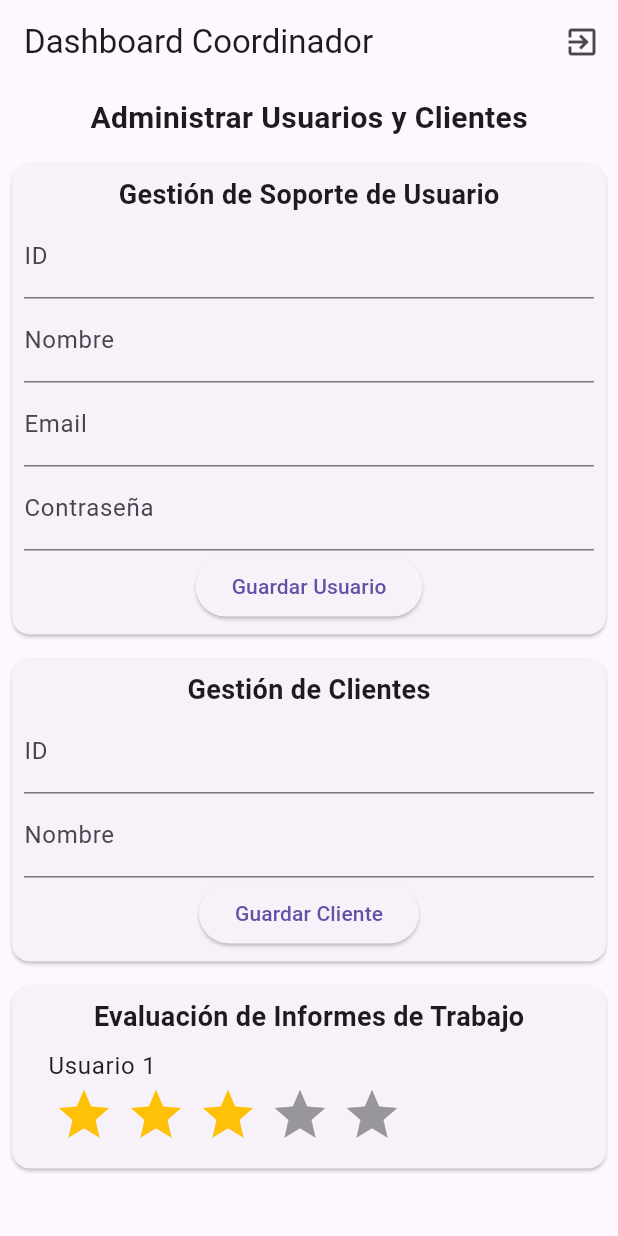
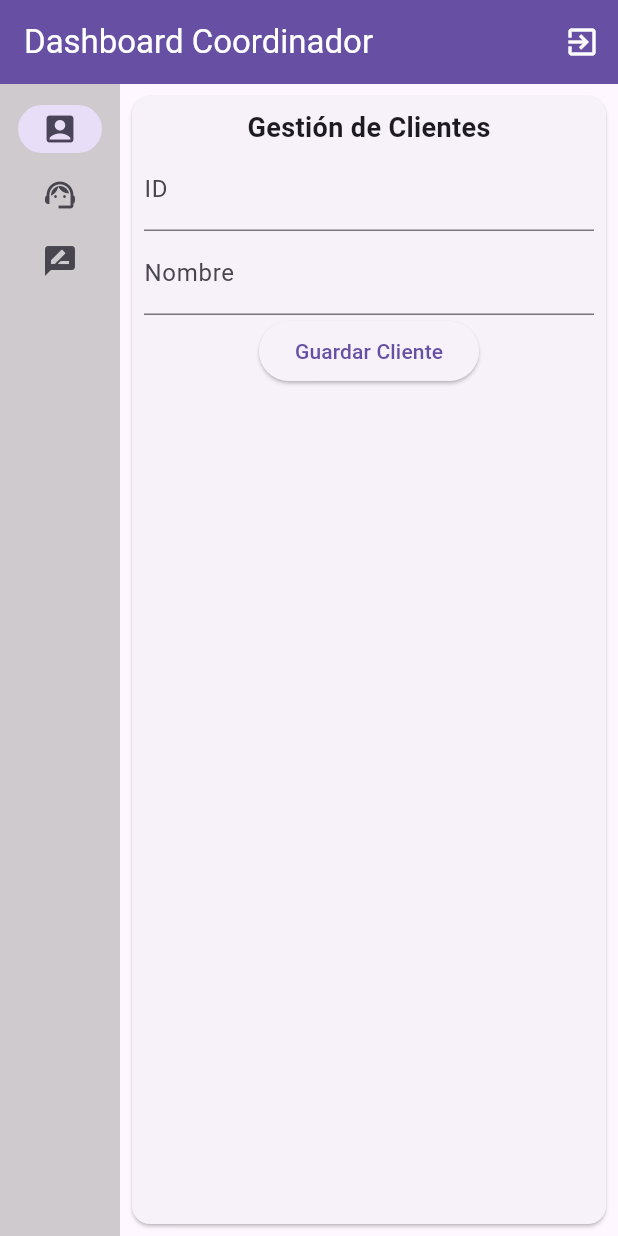
Before and after one commit to ddgutierrez/proyecto_clase, a Flutter app: the CoordinatorDashboard screen opened by its route, on a phone screen of 412 x 824 dp. Run offline on Flutter 3.47's test engine with Material 3 defaults, Android fonts, the phone set to English and light mode, and no system bars; drawn by our look-alikes of flutter_rating_bar.

Commit message:
dashboard redesing

```diff
--- a/lib/main.dart
+++ b/lib/main.dart
@@ -11,6 +11,7 @@ class MyApp extends StatelessWidget {
   Widget build(BuildContext context) {
     return MaterialApp(
       title: 'Proyecto de Clase',
+      debugShowCheckedModeBanner: false,
       initialRoute: '/',
       routes: {
         '/': (context) => const LoginScreen(),
--- a/lib/views/coordinator_dashboard.dart
+++ b/lib/views/coordinator_dashboard.dart
@@ -1,35 +1,76 @@
 import 'package:flutter/material.dart';
 import 'package:flutter_rating_bar/flutter_rating_bar.dart';
 
-class CoordinatorDashboard extends StatelessWidget {
+class CoordinatorDashboard extends StatefulWidget {
+  const CoordinatorDashboard({super.key});
   @override
+  State<CoordinatorDashboard> createState() => _DashboardState();
+}
+
+class _DashboardState extends State<CoordinatorDashboard> {
+  Widget layout({required int index}) {
+    switch (index) {
+      case 0:
+        {
+          return ClientManagement();
+        }
+      case 1:
+        {
+          return UserSupportManagement();
+        }
+      case 2:
+        {
+          return WorkReportEvaluation();
+        }
+      default:
+        {
+          return ClientManagement();
+        }
+    }
+  }
+
+  int _selectedIndex = 0;
   Widget build(BuildContext context) {
     return Scaffold(
       appBar: AppBar(
         title: Text("Dashboard Coordinador"),
+        backgroundColor: Theme.of(context).primaryColor,
+        foregroundColor: Theme.of(context).colorScheme.onPrimary,
         automaticallyImplyLeading: false,
         actions: <Widget>[
           IconButton(
             icon: Icon(Icons.exit_to_app),
             tooltip: 'Logout',
             onPressed: () {
-              Navigator.pushNamedAndRemoveUntil(context, '/', (Route<dynamic> route) => false);
+              Navigator.pushNamedAndRemoveUntil(
+                  context, '/', (Route<dynamic> route) => false);
             },
           ),
         ],
       ),
-      body: SingleChildScrollView(
-        child: Column(
-          children: [
-            Padding(
-              padding: const EdgeInsets.all(8.0),
-              child: Text('Administrar Usuarios y Clientes', style: TextStyle(fontSize: 20, fontWeight: FontWeight.bold)),
-            ),
-            UserSupportManagement(),
-            ClientManagement(),
-            WorkReportEvaluation(),
-          ],
-        ),
+      body: Row(
+        children: [
+          NavigationRail(
+            extended: MediaQuery.sizeOf(context).width > 500,
+            backgroundColor: Colors.grey.withOpacity(0.5),
+            destinations: const [
+              NavigationRailDestination(
+                  icon: Icon(Icons.account_box),
+                  label: Text('Aministrar Usuarios')),
+              NavigationRailDestination(
+                  icon: Icon(Icons.support_agent),
+                  label: Text('Administrar Usuarios\nde Soporte')),
+              NavigationRailDestination(
+                  icon: Icon(Icons.rate_review),
+                  label: Text('Evaluar Reportes'))
+            ],
+            selectedIndex: _selectedIndex,
+            onDestinationSelected: (value) => setState(() {
+              _selectedIndex = value;
+            }),
+          ),
+          Expanded(child: layout(index: _selectedIndex))
+        ],
       ),
     );
   }
@@ -44,7 +85,8 @@ class UserSupportManagement extends StatelessWidget {
         padding: EdgeInsets.all(8),
         child: Column(
           children: [
-            Text('Gestión de Soporte de Usuario', style: TextStyle(fontSize: 18, fontWeight: FontWeight.bold)),
+            Text('Gestión de Soporte de Usuario',
+                style: TextStyle(fontSize: 18, fontWeight: FontWeight.bold)),
             TextFormField(decoration: InputDecoration(labelText: 'ID')),
             TextFormField(decoration: InputDecoration(labelText: 'Nombre')),
             TextFormField(decoration: InputDecoration(labelText: 'Email')),
@@ -66,7 +108,8 @@ class ClientManagement extends StatelessWidget {
         padding: EdgeInsets.all(8),
         child: Column(
           children: [
-            Text('Gestión de Clientes', style: TextStyle(fontSize: 18, fontWeight: FontWeight.bold)),
+            Text('Gestión de Clientes',
+                style: TextStyle(fontSize: 18, fontWeight: FontWeight.bold)),
             TextFormField(decoration: InputDecoration(labelText: 'ID')),
             TextFormField(decoration: InputDecoration(labelText: 'Nombre')),
             ElevatedButton(onPressed: () {}, child: Text('Guardar Cliente'))
@@ -86,7 +129,8 @@ class WorkReportEvaluation extends StatelessWidget {
         padding: EdgeInsets.all(8),
         child: Column(
           children: [
-            Text('Evaluación de Informes de Trabajo', style: TextStyle(fontSize: 18, fontWeight: FontWeight.bold)),
+            Text('Evaluación de Informes de Trabajo',
+                style: TextStyle(fontSize: 18, fontWeight: FontWeight.bold)),
             ListTile(
               title: Text('Usuario 1'),
               subtitle: RatingBar.builder(
@@ -96,7 +140,8 @@ class WorkReportEvaluation extends StatelessWidget {
                 allowHalfRating: true,
                 itemCount: 5,
                 itemPadding: EdgeInsets.symmetric(horizontal: 4.0),
-                itemBuilder: (context, _) => Icon(Icons.star, color: Colors.amber),
+                itemBuilder: (context, _) =>
+                    Icon(Icons.star, color: Colors.amber),
                 onRatingUpdate: (rating) {
                   print(rating);
                 },
```
